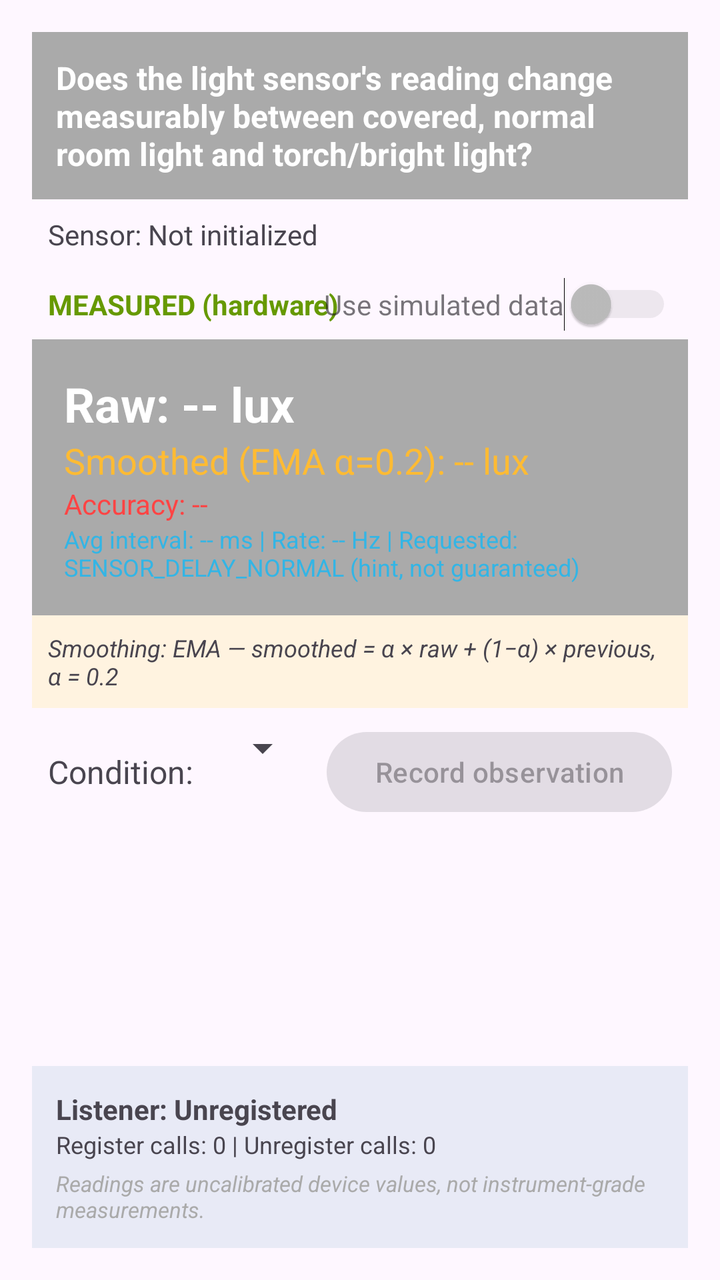
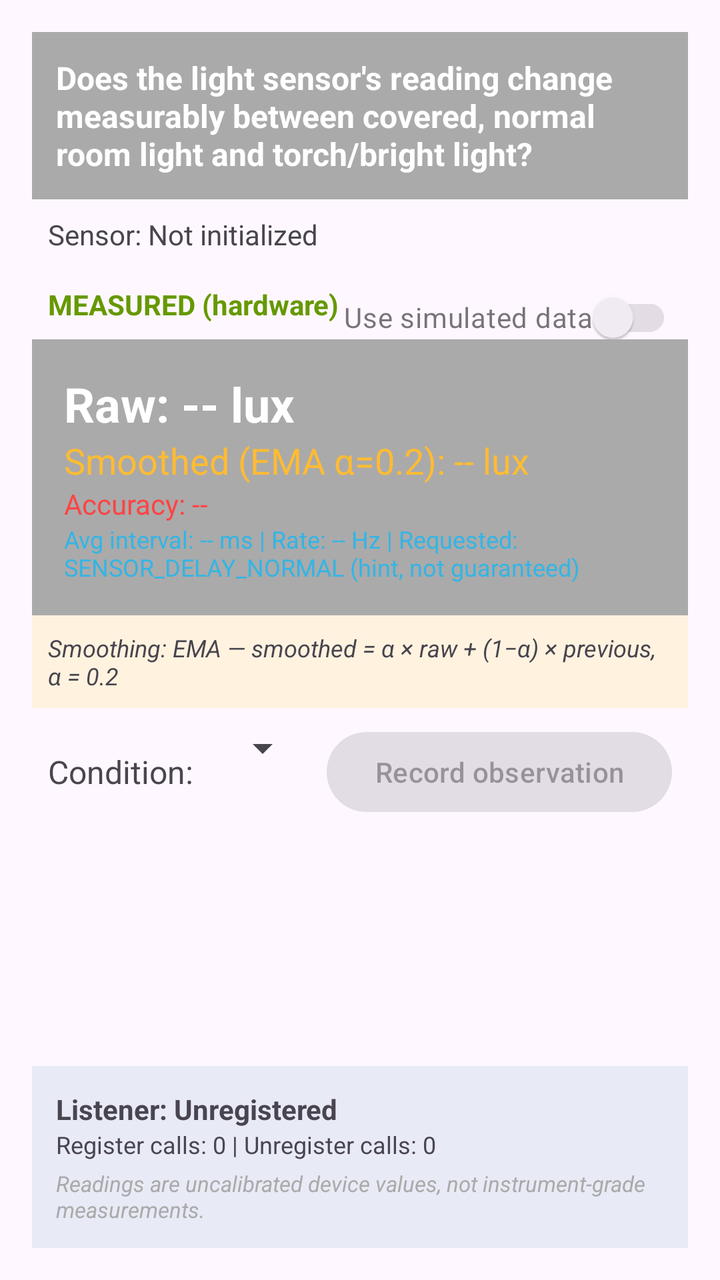

Compare the two renders of this Android layout. The source of the first and the diff that turns it into the second are given below.
<!-- AndroidManifest.xml: application theme Theme.LiveSensor -->
<!-- res/layout/activity_main.xml -->
<?xml version="1.0" encoding="utf-8"?>
<androidx.constraintlayout.widget.ConstraintLayout xmlns:android="http://schemas.android.com/apk/res/android"
    xmlns:app="http://schemas.android.com/apk/res-auto"
    xmlns:tools="http://schemas.android.com/tools"
    android:id="@+id/main"
    android:layout_width="match_parent"
    android:layout_height="match_parent"
    tools:context=".MainActivity"
    android:padding="16dp">

    
    <TextView
        android:id="@+id/tvExperimentQuestion"
        android:layout_width="0dp"
        android:layout_height="wrap_content"
        android:text="@string/experiment_question"
        android:textSize="16sp"
        android:textStyle="bold"
        android:padding="12dp"
        android:background="@android:color/darker_gray"
        android:textColor="@android:color/white"
        app:layout_constraintTop_toTopOf="parent"
        app:layout_constraintStart_toStartOf="parent"
        app:layout_constraintEnd_toEndOf="parent" />

    
    <TextView
        android:id="@+id/tvSensorIdentity"
        android:layout_width="0dp"
        android:layout_height="wrap_content"
        android:text="@string/sensor_not_initialized"
        android:textSize="14sp"
        android:padding="8dp"
        app:layout_constraintTop_toBottomOf="@id/tvExperimentQuestion"
        app:layout_constraintStart_toStartOf="parent"
        app:layout_constraintEnd_toEndOf="parent" />

    
    <TextView
        android:id="@+id/tvSourceLabel"
        android:layout_width="wrap_content"
        android:layout_height="wrap_content"
        android:text="@string/source_measured"
        android:textSize="14sp"
        android:textStyle="bold"
        android:textColor="@android:color/holo_green_dark"
        android:padding="8dp"
        app:layout_constraintTop_toBottomOf="@id/tvSensorIdentity"
        app:layout_constraintStart_toStartOf="parent" />

    
    <Switch
        android:id="@+id/switchSimulated"
        android:layout_width="wrap_content"
        android:layout_height="wrap_content"
        android:text="@string/use_simulated_data"
        android:enabled="false"
        app:layout_constraintTop_toBottomOf="@id/tvSensorIdentity"
        app:layout_constraintEnd_toEndOf="parent"
        android:padding="8dp" />

    
    <LinearLayout
        android:id="@+id/livePanel"
        android:layout_width="0dp"
        android:layout_height="wrap_content"
        android:orientation="vertical"
        android:padding="16dp"
        android:background="@android:color/darker_gray"
        app:layout_constraintTop_toBottomOf="@id/tvSourceLabel"
        app:layout_constraintStart_toStartOf="parent"
        app:layout_constraintEnd_toEndOf="parent">

        <TextView
            android:id="@+id/tvRawValue"
            android:layout_width="wrap_content"
            android:layout_height="wrap_content"
            android:text="Raw: -- lux"
            android:textSize="24sp"
            android:textStyle="bold"
            android:textColor="@android:color/white" />

        <TextView
            android:id="@+id/tvSmoothedValue"
            android:layout_width="wrap_content"
            android:layout_height="wrap_content"
            android:text="Smoothed (EMA α=0.2): -- lux"
            android:textSize="18sp"
            android:textColor="@android:color/holo_orange_light" />

        <TextView
            android:id="@+id/tvAccuracy"
            android:layout_width="wrap_content"
            android:layout_height="wrap_content"
            android:text="Accuracy: --"
            android:textSize="14sp"
            android:textColor="@android:color/holo_red_light" />

        <TextView
            android:id="@+id/tvTiming"
            android:layout_width="wrap_content"
            android:layout_height="wrap_content"
            android:text="@string/timing_initial"
            android:textSize="12sp"
            android:textColor="@android:color/holo_blue_light" />
    </LinearLayout>

    
    <TextView
        android:id="@+id/tvSmoothingRule"
        android:layout_width="0dp"
        android:layout_height="wrap_content"
        android:text="@string/smoothing_rule"
        android:textSize="12sp"
        android:textStyle="italic"
        android:padding="8dp"
        android:background="#FFF3E0"
        app:layout_constraintTop_toBottomOf="@id/livePanel"
        app:layout_constraintStart_toStartOf="parent"
        app:layout_constraintEnd_toEndOf="parent" />

    
    <LinearLayout
        android:id="@+id/conditionLayout"
        android:layout_width="0dp"
        android:layout_height="wrap_content"
        android:orientation="horizontal"
        android:padding="8dp"
        app:layout_constraintTop_toBottomOf="@id/tvSmoothingRule"
        app:layout_constraintStart_toStartOf="parent"
        app:layout_constraintEnd_toEndOf="parent">

        <TextView
            android:layout_width="wrap_content"
            android:layout_height="wrap_content"
            android:text="Condition: "
            android:textSize="16sp"
            android:layout_gravity="center_vertical" />

        <Spinner
            android:id="@+id/spinnerCondition"
            android:layout_width="0dp"
            android:layout_height="wrap_content"
            android:layout_weight="1"
            android:layout_marginStart="8dp" />

        <Button
            android:id="@+id/btnRecord"
            android:layout_width="wrap_content"
            android:layout_height="wrap_content"
            android:text="@string/record_observation"
            android:layout_marginStart="8dp"
            android:enabled="false" />
    </LinearLayout>

    
    <androidx.recyclerview.widget.RecyclerView
        android:id="@+id/rvObservations"
        android:layout_width="0dp"
        android:layout_height="0dp"
        android:layout_marginTop="8dp"
        app:layout_constraintTop_toBottomOf="@id/conditionLayout"
        app:layout_constraintBottom_toTopOf="@id/statusLayout"
        app:layout_constraintStart_toStartOf="parent"
        app:layout_constraintEnd_toEndOf="parent" />

    
    <LinearLayout
        android:id="@+id/statusLayout"
        android:layout_width="0dp"
        android:layout_height="wrap_content"
        android:orientation="vertical"
        android:padding="12dp"
        android:background="#E8EAF6"
        app:layout_constraintBottom_toBottomOf="parent"
        app:layout_constraintStart_toStartOf="parent"
        app:layout_constraintEnd_toEndOf="parent">

        <TextView
            android:id="@+id/tvListenerState"
            android:layout_width="wrap_content"
            android:layout_height="wrap_content"
            android:text="@string/listener_unregistered"
            android:textSize="14sp"
            android:textStyle="bold" />

        <TextView
            android:id="@+id/tvRegisterCounter"
            android:layout_width="wrap_content"
            android:layout_height="wrap_content"
            android:text="Register calls: 0 | Unregister calls: 0"
            android:textSize="12sp" />

        <TextView
            android:id="@+id/tvUncalibratedNote"
            android:layout_width="wrap_content"
            android:layout_height="wrap_content"
            android:text="@string/uncalibrated_note"
            android:textSize="11sp"
            android:textStyle="italic"
            android:textColor="@android:color/darker_gray"
            android:layout_marginTop="4dp" />
    </LinearLayout>

</androidx.constraintlayout.widget.ConstraintLayout>
<!-- resources referenced by this layout -->
<resources>
  <string name="experiment_question">Does the light sensor\'s reading change measurably between covered, normal room light and torch/bright light?</string>
  <string name="listener_unregistered">Listener: Unregistered</string>
  <string name="record_observation">Record observation</string>
  <string name="sensor_not_initialized">Sensor: Not initialized</string>
  <string name="smoothing_rule">Smoothing: EMA — smoothed = α × raw + (1−α) × previous, α = 0.2</string>
  <string name="source_measured">MEASURED (hardware)</string>
  <string name="timing_initial">Avg interval: -- ms | Rate: -- Hz | Requested: SENSOR_DELAY_NORMAL (hint, not guaranteed)</string>
  <string name="uncalibrated_note">Readings are uncalibrated device values, not instrument-grade measurements.</string>
  <string name="use_simulated_data">Use simulated data</string>
  <style name="Theme.LiveSensor" parent="Base.Theme.LiveSensor" />
  <style name="Base.Theme.LiveSensor" parent="Theme.Material3.DayNight.NoActionBar">
          
          
      </style>
</resources>

<!-- the commit's change to res/layout/activity_main.xml (unified diff, before → after) -->
@@ -49,7 +49,7 @@
         app:layout_constraintStart_toStartOf="parent" />
 
     
-    <Switch
+    <androidx.appcompat.widget.SwitchCompat
         android:id="@+id/switchSimulated"
         android:layout_width="wrap_content"
         android:layout_height="wrap_content"
